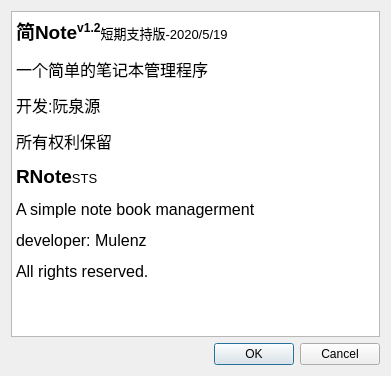
muronglengjing/RNote, file about.ui: the form before one commit.
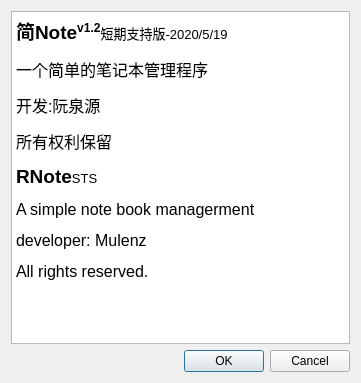
The form after the commit. Icons and pictures are not drawn.

Patch:
```diff
--- a/about.ui
+++ b/about.ui
@@ -6,8 +6,8 @@
    <rect>
     <x>0</x>
     <y>0</y>
-    <width>391</width>
-    <height>376</height>
+    <width>361</width>
+    <height>383</height>
    </rect>
   </property>
   <property name="windowTitle">
```
